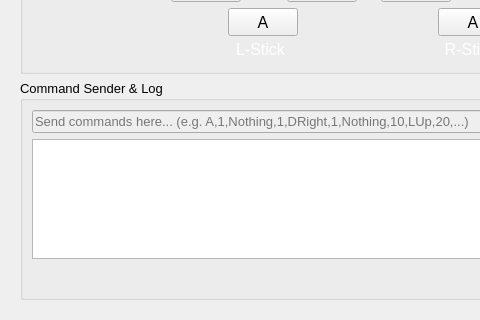
Old version of the form remotecontrollerwindow.ui in the repository brianuuu/AutoControllerHelper; both pictures show x 0 to 480 and y 544 to 864 of the 1377 by 864 pixel window.
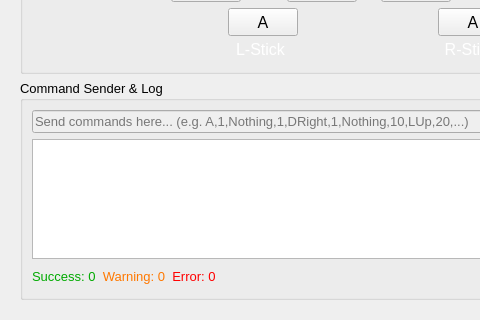
New version of the form. The open tabs and pages were chosen to show the change. Icons and pictures are not drawn. Custom widgets are drawn as their Qt base class.

Commit message: Display log stats

The edit to the form file:
```diff
--- a/remotecontrollerwindow.ui
+++ b/remotecontrollerwindow.ui
@@ -1273,6 +1273,16 @@
          </item>
          <item>
           <layout class="QHBoxLayout" name="horizontalLayout_10">
+           <item>
+            <widget class="QLabel" name="L_LogStat">
+             <property name="text">
+              <string>&lt;font color=&quot;#FF00AA00&quot;&gt;Success: 0&lt;/font&gt;&amp;nbsp;&amp;nbsp;&lt;font color=&quot;#FFFF7800&quot;&gt;Warning: 0&lt;/font&gt;&amp;nbsp;&amp;nbsp;&lt;font color=&quot;#FFFF0000&quot;&gt;Error: 0&lt;/font&gt;</string>
+             </property>
+             <property name="textFormat">
+              <enum>Qt::RichText</enum>
+             </property>
+            </widget>
+           </item>
            <item>
             <spacer name="horizontalSpacer">
              <property name="orientation">
```
Left out of the diff: 4 changed lines with no effect on the pictures. The commit also changes 2 other files.
